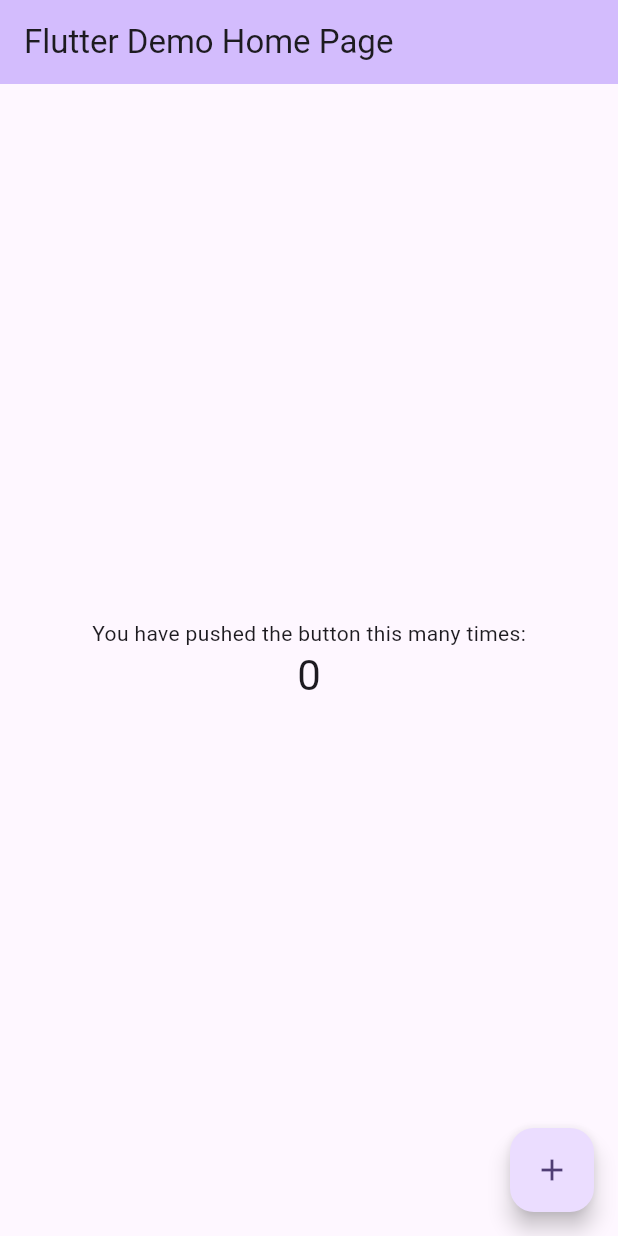
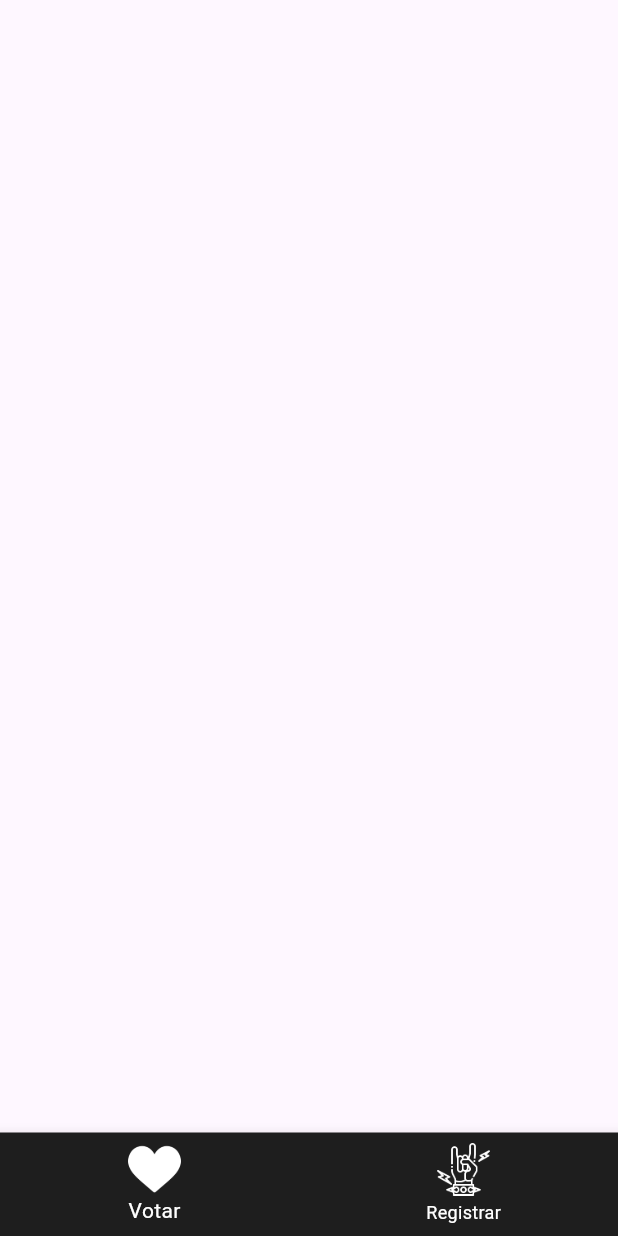
Before and after one commit to DJoseRodriguezM/Tarea3-IS513, a Flutter app: the screen it shows after launch, on a phone screen of 412 x 824 dp. Run offline on Flutter 3.47's test engine with Material 3 defaults, Android fonts, the phone set to English and light mode, and no system bars; our stand-ins replace firebase_core; accounts and stored records are empty.

Commit message:
creando homePage y NavigatorBar

```diff
--- /dev/null
+++ b/banda/lib/home_page.dart
@@ -0,0 +1,54 @@
+import 'package:flutter/material.dart';
+
+
+class HomePage extends StatefulWidget {
+  HomePage({Key? key, this.currentIndex = 0}) : super(key: key);
+
+  int currentIndex;
+  @override
+  State<HomePage> createState() => _HomePageState();
+}
+
+class _HomePageState extends State<HomePage> {
+  final pageController = PageController();
+
+  @override
+  Widget build(BuildContext context) {
+    return Scaffold(
+      body: PageView(
+          controller: pageController,
+          onPageChanged: (value) {
+            widget.currentIndex = value;
+            setState(() {});
+          },
+          children: const [
+          ]),
+      bottomNavigationBar: BottomNavigationBar(
+        currentIndex: widget.currentIndex,
+        onTap: (index) {
+          widget.currentIndex = index;
+
+          pageController.animateToPage(
+            index,
+            curve: Curves.easeIn,
+            duration: const Duration(milliseconds: 300),
+          );
+          setState(() {});
+        },
+        items: [
+          BottomNavigationBarItem(
+            icon: Image.asset('assets/votar.png', width: 35, height: 35),
+            label: 'Votar',
+          ),
+          BottomNavigationBarItem(
+            icon: Image.asset('assets/registrar.png', width: 35, height: 35),
+            label: 'Registrar',
+          ),
+        ],
+        selectedItemColor: const Color.fromARGB(255, 255, 255, 255),
+        unselectedItemColor: const Color.fromARGB(255, 255, 255, 255),
+        backgroundColor: Color.fromARGB(255, 30, 30, 30)
+      ),
+    );
+  }
+}
--- a/banda/lib/main.dart
+++ b/banda/lib/main.dart
@@ -1,131 +1,59 @@
 import 'package:flutter/material.dart';
 import 'package:firebase_core/firebase_core.dart';
 import 'firebase_options.dart';
+import 'package:banda/routes.dart';
+import 'package:banda/router.dart';
 
 void main() async {
   WidgetsFlutterBinding.ensureInitialized();
   await Firebase.initializeApp(
-  options: DefaultFirebaseOptions.currentPlatform,
-);
+    options: DefaultFirebaseOptions.currentPlatform,
+  );
   runApp(const MyApp());
 }
 
 class MyApp extends StatelessWidget {
   const MyApp({super.key});
 
-  // This widget is the root of your application.
   @override
   Widget build(BuildContext context) {
     return MaterialApp(
-      title: 'Flutter Demo',
-      theme: ThemeData(
-        // This is the theme of your application.
-        //
-        // TRY THIS: Try running your application with "flutter run". You'll see
-        // the application has a purple toolbar. Then, without quitting the app,
-        // try changing the seedColor in the colorScheme below to Colors.green
-        // and then invoke "hot reload" (save your changes or press the "hot
-        // reload" button in a Flutter-supported IDE, or press "r" if you used
-        // the command line to start the app).
-        //
-        // Notice that the counter didn't reset back to zero; the application
-        // state is not lost during the reload. To reset the state, use hot
-        // restart instead.
-        //
-        // This works for code too, not just values: Most code changes can be
-        // tested with just a hot reload.
-        colorScheme: ColorScheme.fromSeed(seedColor: Colors.deepPurple),
-        useMaterial3: true,
-      ),
-      home: const MyHomePage(title: 'Flutter Demo Home Page'),
+      title: 'Material App',
+      initialRoute: MyRoutes.home.name,
+      routes: routes,
+      onGenerateRoute: (settings) {
+
+        return MaterialPageRoute(
+          builder: (context) => PageNotfound(name: settings.name),
+        );
+      },
     );
   }
 }
 
-class MyHomePage extends StatefulWidget {
-  const MyHomePage({super.key, required this.title});
+class PageNotfound extends StatelessWidget {
+  const PageNotfound({super.key, required this.name});
 
-  // This widget is the home page of your application. It is stateful, meaning
-  // that it has a State object (defined below) that contains fields that affect
-  // how it looks.
-
-  // This class is the configuration for the state. It holds the values (in this
-  // case the title) provided by the parent (in this case the App widget) and
-  // used by the build method of the State. Fields in a Widget subclass are
-  // always marked "final".
-
-  final String title;
-
-  @override
-  State<MyHomePage> createState() => _MyHomePageState();
-}
-
-class _MyHomePageState extends State<MyHomePage> {
-  int _counter = 0;
-
-  void _incrementCounter() {
-    setState(() {
-      // This call to setState tells the Flutter framework that something has
-      // changed in this State, which causes it to rerun the build method below
-      // so that the display can reflect the updated values. If we changed
-      // _counter without calling setState(), then the build method would not be
-      // called again, and so nothing would appear to happen.
-      _counter++;
-    });
-  }
+  final String? name;
 
   @override
   Widget build(BuildContext context) {
-    // This method is rerun every time setState is called, for instance as done
-    // by the _incrementCounter method above.
-    //
-    // The Flutter framework has been optimized to make rerunning build methods
-    // fast, so that you can just rebuild anything that needs updating rather
-    // than having to individually change instances of widgets.
     return Scaffold(
-      appBar: AppBar(
-        // TRY THIS: Try changing the color here to a specific color (to
-        // Colors.amber, perhaps?) and trigger a hot reload to see the AppBar
-        // change color while the other colors stay the same.
-        backgroundColor: Theme.of(context).colorScheme.inversePrimary,
-        // Here we take the value from the MyHomePage object that was created by
-        // the App.build method, and use it to set our appbar title.
-        title: Text(widget.title),
-      ),
       body: Center(
-        // Center is a layout widget. It takes a single child and positions it
-        // in the middle of the parent.
         child: Column(
-          // Column is also a layout widget. It takes a list of children and
-          // arranges them vertically. By default, it sizes itself to fit its
-          // children horizontally, and tries to be as tall as its parent.
-          //
-          // Column has various properties to control how it sizes itself and
-          // how it positions its children. Here we use mainAxisAlignment to
-          // center the children vertically; the main axis here is the vertical
-          // axis because Columns are vertical (the cross axis would be
-          // horizontal).
-          //
-          // TRY THIS: Invoke "debug painting" (choose the "Toggle Debug Paint"
-          // action in the IDE, or press "p" in the console), to see the
-          // wireframe for each widget.
-          mainAxisAlignment: MainAxisAlignment.center,
-          children: <Widget>[
-            const Text(
-              'You have pushed the button this many times:',
-            ),
-            Text(
-              '$_counter',
-              style: Theme.of(context).textTheme.headlineMedium,
+          mainAxisSize: MainAxisSize.min,
+          children: [
+            Text('La ruta $name no existe'),
+            ElevatedButton(
+              onPressed: () {
+                Navigator.pushReplacementNamed(
+                    context, MyRoutes.home.name);
+              },
+              child: const Text('Ir a la página principal'),
             ),
           ],
         ),
       ),
-      floatingActionButton: FloatingActionButton(
-        onPressed: _incrementCounter,
-        tooltip: 'Increment',
-        child: const Icon(Icons.add),
-      ), // This trailing comma makes auto-formatting nicer for build methods.
     );
   }
 }
--- a/banda/lib/routes.dart
+++ b/banda/lib/routes.dart
@@ -0,0 +1,5 @@
+enum MyRoutes {
+  home,
+  votar,
+  registrar,
+}
--- a/banda/pubspec.yaml
+++ b/banda/pubspec.yaml
@@ -60,7 +60,8 @@ flutter:
   uses-material-design: true
 
   # To add assets to your application, add an assets section, like this:
-  # assets:
+  assets:
+  - assets/
   #   - images/a_dot_burr.jpeg
   #   - images/a_dot_ham.jpeg
 
```
Also changed, not shown: banda/lib/router.dart (+8 -0 lines), banda/assets/registrar.png (added), banda/assets/votar.png (added).
